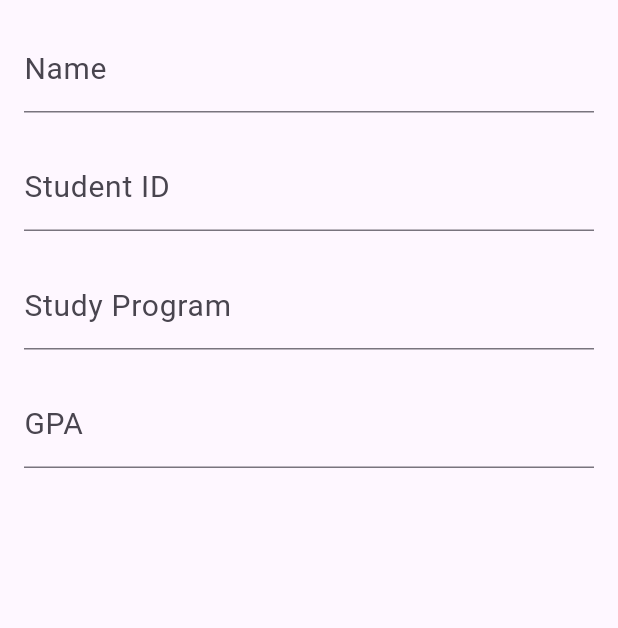
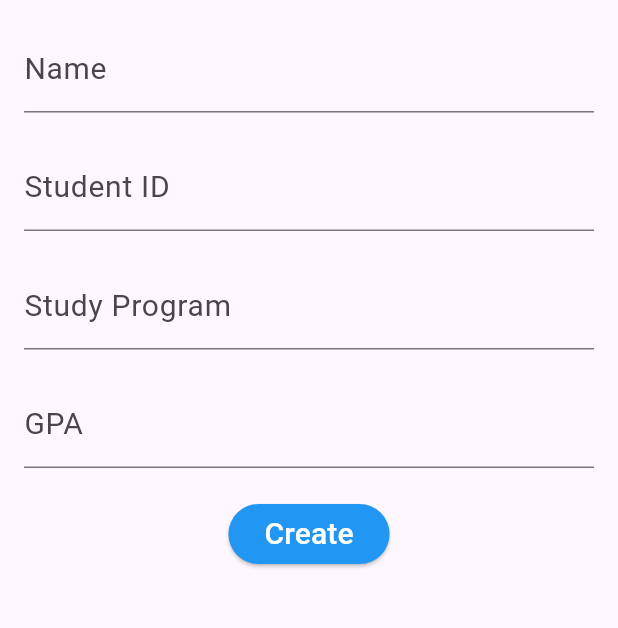
Before and after one commit to ArifHossain123/my_university, a Flutter app: the screen it shows after launch, on a phone screen of 412 x 824 dp, the part 84-712 px from its top. Run offline on Flutter 3.47's test engine with Material 3 defaults, Android fonts, the light colour scheme and no system bars.

Commit message:
TextField

```diff
--- a/lib/text_field.dart
+++ b/lib/text_field.dart
@@ -12,15 +12,16 @@ class _StudentTextFieldState extends State<StudentTextField> {
   late double studentGPA;
 
   getStudentName(name) {
-    this.studentName = name;
+    studentName = name;
+    //this.studentName = name;
   }
 
   getStudentID(id) {
-    this.studentID = id;
+    studentID = id;
   }
 
   getStudyProgramID(programID) {
-    this.studyProgramID = programID;
+    studyProgramID = programID;
   }
 
   getStudentGPA(gpa) {
@@ -124,9 +125,25 @@ class _StudentTextFieldState extends State<StudentTextField> {
               },
             ),
           ),
-         const Row(
+          Row(
             mainAxisAlignment: MainAxisAlignment.spaceEvenly,
-            children: [],
+            children: <Widget>[
+              ElevatedButton(
+                style: const ButtonStyle(
+                  backgroundColor: MaterialStatePropertyAll(
+                    Colors.blue,
+                  ),
+                ),
+                onPressed: () {},
+                child: const Text(
+                  'Create',
+                  style: TextStyle(
+                    color: Colors.white,
+                    fontSize: 20,
+                  ),
+                ),
+              ),
+            ],
           )
         ],
       ),
```
